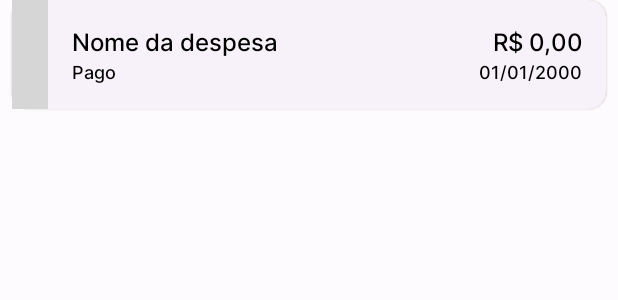
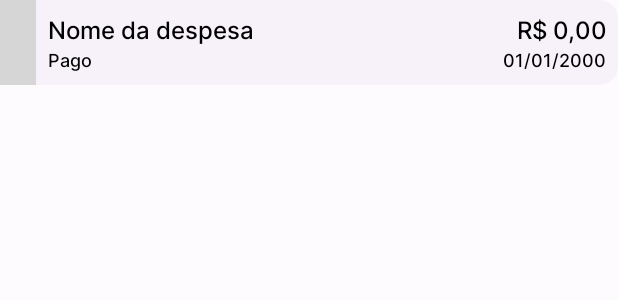
Before and after one commit to victorquoos/expense-monitor, an Android app: the layout item_expense_card.xml on its own in the app's theme, with its tools: preview values and no code run, on a phone screen of 412 x 824 dp. Shown: the top 300 px of the screen. Run offline under Robolectric (Android 15) with nearby library versions, the phone set to English and light mode, and no system bars; grey boxes are pictures that could not be loaded.

Commit message:
ordenar por data

```diff
--- a/app/src/main/java/com/ifsc/expensemonitor/expenselist/ExpenseListActivity.java
+++ b/app/src/main/java/com/ifsc/expensemonitor/expenselist/ExpenseListActivity.java
@@ -22,6 +22,7 @@ import com.ifsc.expensemonitor.database.FirebaseSettings;
 import java.text.DateFormatSymbols;
 import java.text.NumberFormat;
 import java.util.ArrayList;
+import java.util.Collections;
 import java.util.List;
 
 public class ExpenseListActivity extends AppCompatActivity {
@@ -118,7 +119,6 @@ public class ExpenseListActivity extends AppCompatActivity {
                 double totalPending = 0.0;
                 for (DataSnapshot expenseData : snapshot.getChildren()) {
                     Expense expense = expenseData.getValue(Expense.class);
-                    assert expense != null;
                     expense.setKey(expenseData.getKey());
                     expenseCards.add(expense);
                     if (expense.isPaid()) {
@@ -127,6 +127,9 @@ public class ExpenseListActivity extends AppCompatActivity {
                         totalPending += expense.getValue();
                     }
                 }
+
+                Collections.sort(expenseCards, (o1, o2) -> o1.getDate().compareTo(o2.getDate()));
+
                 ExpenseCardAdapter adapter = new ExpenseCardAdapter(expenseCards);
                 exepensesReciclerView.setAdapter(adapter);
                 setTotals(totalPaid, totalPending);
--- a/app/src/main/res/layout/item_expense_card.xml
+++ b/app/src/main/res/layout/item_expense_card.xml
@@ -5,8 +5,7 @@
     android:layout_width="match_parent"
     android:layout_height="wrap_content"
     android:clipToPadding="false"
-    android:paddingBottom="@dimen/margin2"
-    android:paddingHorizontal="@dimen/margin2">
+    android:paddingBottom="@dimen/margin2">
 
     <com.google.android.material.card.MaterialCardView
         android:id="@+id/expenseCardView"
@@ -35,9 +34,9 @@
                 android:id="@+id/expenseNameTextView"
                 android:layout_width="0dp"
                 android:layout_height="wrap_content"
-                android:layout_marginStart="@dimen/margin3"
-                android:layout_marginTop="@dimen/margin3"
-                android:layout_marginEnd="@dimen/margin3"
+                android:layout_marginStart="@dimen/margin2"
+                android:layout_marginTop="@dimen/margin2"
+                android:layout_marginEnd="@dimen/margin2"
                 android:text="Nome da despesa"
                 android:textAppearance="@style/card_text"
                 app:layout_constraintBottom_toTopOf="@+id/expenseStatusTextView"
@@ -50,8 +49,8 @@
                 android:id="@+id/expenseDateTextView"
                 android:layout_width="0dp"
                 android:layout_height="wrap_content"
-                android:layout_marginEnd="@dimen/margin3"
-                android:layout_marginBottom="@dimen/margin3"
+                android:layout_marginEnd="@dimen/margin2"
+                android:layout_marginBottom="@dimen/margin2"
                 android:gravity="right"
                 android:text="01/01/2000"
                 android:textAppearance="@style/card_text.small"
@@ -64,8 +63,8 @@
                 android:id="@+id/expenseValueTextView"
                 android:layout_width="0dp"
                 android:layout_height="wrap_content"
-                android:layout_marginTop="@dimen/margin3"
-                android:layout_marginEnd="@dimen/margin3"
+                android:layout_marginTop="@dimen/margin2"
+                android:layout_marginEnd="@dimen/margin2"
                 android:gravity="right"
                 android:text="R$ 0,00"
                 android:textAppearance="@style/card_text"
@@ -78,9 +77,9 @@
                 android:id="@+id/expenseStatusTextView"
                 android:layout_width="0dp"
                 android:layout_height="wrap_content"
-                android:layout_marginStart="@dimen/margin3"
+                android:layout_marginStart="@dimen/margin2"
                 android:layout_marginEnd="16dp"
-                android:layout_marginBottom="@dimen/margin3"
+                android:layout_marginBottom="@dimen/margin2"
                 android:text="Pago"
                 android:textAppearance="@style/card_text.small"
                 app:layout_constraintBottom_toBottomOf="parent"
```
Also changed, not shown: app/src/main/java/com/ifsc/expensemonitor/database/SimpleDate.java (+20 -1 lines), app/src/main/res/layout/activity_expense_list.xml (+11 -0 lines).
